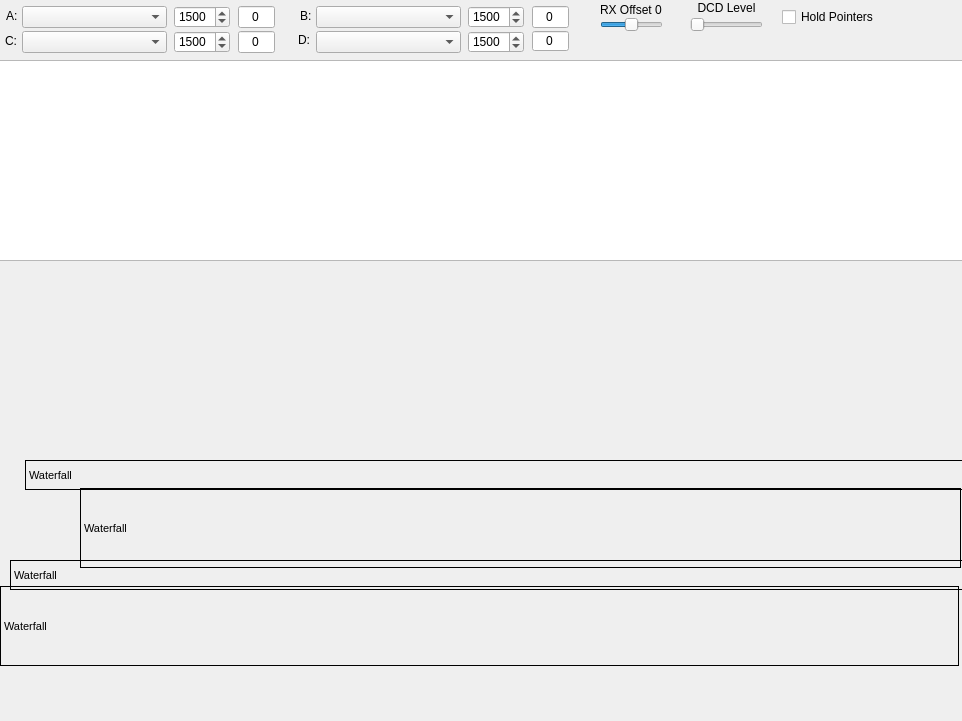
Old version of the form QtSoundModem.ui in the repository Online-Amateur-Radio-Club-M0OUK/QtSoundModem.
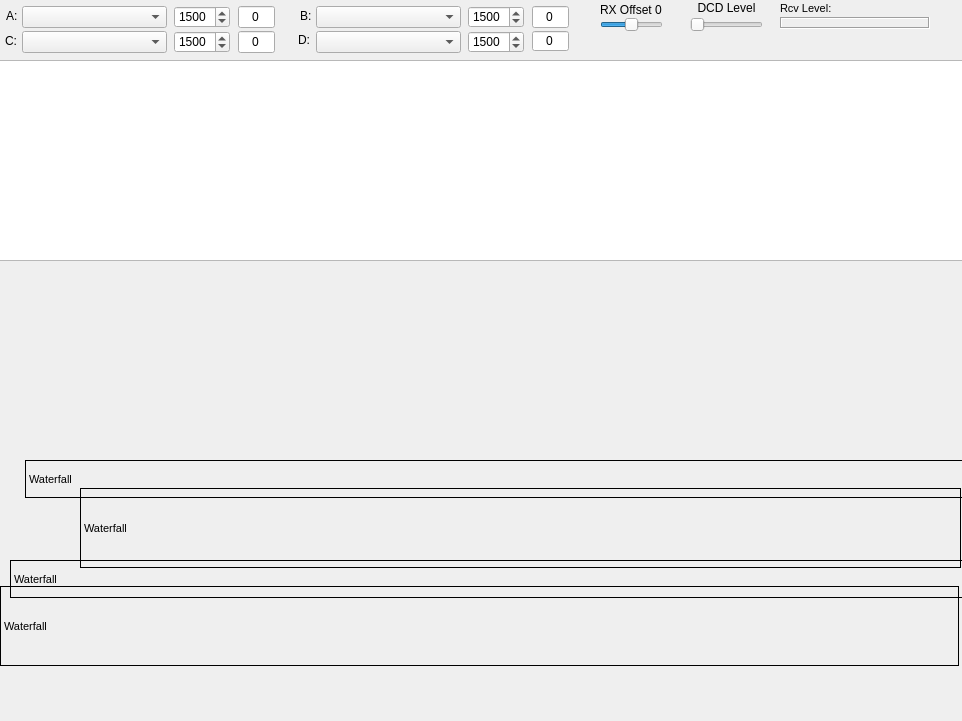
New version of the form. Icons and pictures are not drawn.

The edit to the form file:
```diff
--- a/QtSoundModem.ui
+++ b/QtSoundModem.ui
@@ -215,26 +215,13 @@
      <number>10</number>
     </property>
    </widget>
-   <widget class="QCheckBox" name="holdPointers">
-    <property name="geometry">
-     <rect>
-      <x>782</x>
-      <y>6</y>
-      <width>93</width>
-      <height>22</height>
-     </rect>
-    </property>
-    <property name="text">
-     <string>Hold Pointers</string>
-    </property>
-   </widget>
    <widget class="QLabel" name="HeaderA">
     <property name="geometry">
      <rect>
       <x>25</x>
       <y>460</y>
       <width>1076</width>
-      <height>30</height>
+      <height>38</height>
      </rect>
     </property>
     <property name="minimumSize">
@@ -270,7 +257,7 @@
       <x>10</x>
       <y>560</y>
       <width>1076</width>
-      <height>30</height>
+      <height>38</height>
      </rect>
     </property>
     <property name="minimumSize">
@@ -496,6 +483,49 @@
      <set>Qt::AlignCenter</set>
     </property>
    </widget>
+   <widget class="QLabel" name="RXLevel">
+    <property name="geometry">
+     <rect>
+      <x>780</x>
+      <y>17</y>
+      <width>150</width>
+      <height>12</height>
+     </rect>
+    </property>
+    <property name="frameShape">
+     <enum>QFrame::Box</enum>
+    </property>
+    <property name="frameShadow">
+     <enum>QFrame::Sunken</enum>
+    </property>
+    <property name="text">
+     <string/>
+    </property>
+   </widget>
+   <widget class="QLabel" name="label_7">
+    <property name="geometry">
+     <rect>
+      <x>780</x>
+      <y>0</y>
+      <width>91</width>
+      <height>16</height>
+     </rect>
+    </property>
+    <property name="font">
+     <font>
+      <pointsize>8</pointsize>
+     </font>
+    </property>
+    <property name="text">
+     <string>Rcv Level:</string>
+    </property>
+    <property name="textFormat">
+     <enum>Qt::PlainText</enum>
+    </property>
+    <property name="wordWrap">
+     <bool>true</bool>
+    </property>
+   </widget>
   </widget>
   <widget class="QMenuBar" name="menuBar">
    <property name="geometry">
```
